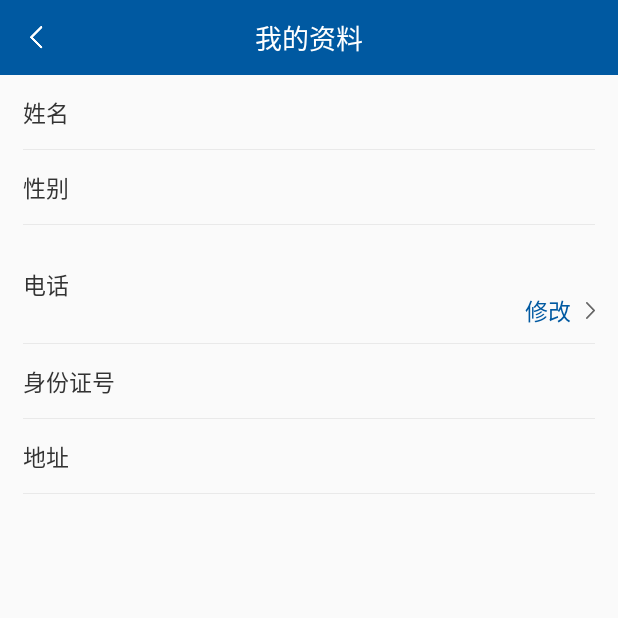
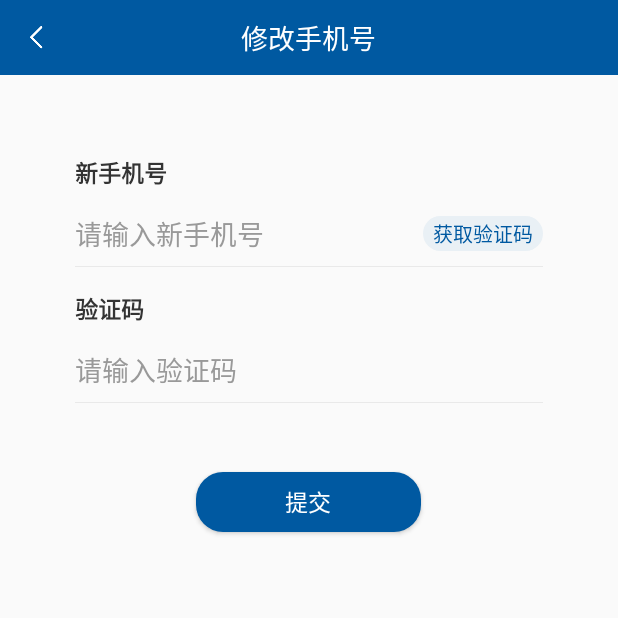
Before and after one commit to FordGT40/Passcode, an Android app: the MyProfileActivity screen opened directly, with no data from a screen before it, after a tap on "修改", on a phone screen of 412 x 824 dp, the top half of it. Run offline under Robolectric (Android 15) with nearby library versions, the phone set to English and light mode, and no system bars; libraries missing offline, so code that uses them is left out: com.lzy.okgo; Roboto replaces fonts that are not available here; 2 statements that could not run were skipped.

Commit message:
软键盘的遮盖解决

```diff
--- a/app/src/main/java/com/wisdom/passcode/ConstantUrl.kt
+++ b/app/src/main/java/com/wisdom/passcode/ConstantUrl.kt
@@ -63,6 +63,8 @@ class ConstantUrl {
         //        18. 扫码信息记录接口
         const val SCAN_LOG_URL = "/v1/scan/log"
 
+        //更新手机号
+        const val UPDATE_PHONE_URL = "/v1/user/updatePhone"
 
 
     }
--- a/app/src/main/java/com/wisdom/passcode/base/BaseActivity.java
+++ b/app/src/main/java/com/wisdom/passcode/base/BaseActivity.java
@@ -49,6 +49,8 @@ public abstract class BaseActivity extends FragmentActivity {
     protected void onCreate(Bundle savedInstanceState) {
         super.onCreate(savedInstanceState);
         getWindow().requestFeature(Window.FEATURE_CONTENT_TRANSITIONS);
+        //防止EditText被软键盘遮挡
+        getWindow().setSoftInputMode(WindowManager.LayoutParams.SOFT_INPUT_ADJUST_PAN);
         setlayoutIds();
         //沉浸式状态栏
         //当FitsSystemWindows设置 true 时，会在屏幕最上方预留出状态栏高度的 padding
@@ -63,7 +65,7 @@ public abstract class BaseActivity extends FragmentActivity {
 //            //这样半透明+白=灰, 状态栏的文字能看得清
 //            StatusBarUtil.setStatusBarColor(this,0x55000000);
 //        }
-        //
+
 
 
         context=this;
--- /dev/null
+++ b/app/src/main/java/com/wisdom/passcode/mine/activity/AlterPhoneActivity.kt
@@ -0,0 +1,30 @@
+package com.wisdom.passcode.mine.activity
+
+import com.wisdom.passcode.R
+import com.wisdom.passcode.base.BaseActivity
+import kotlinx.android.synthetic.main.activity_alter_phone.*
+
+class AlterPhoneActivity : BaseActivity() {
+
+
+
+    override fun initViews() {
+        setTitle(R.string.title_find_psw)
+        tv_get_code.setOnClickListener {
+//            if(checkedPhone()){
+//
+//            }
+        }
+    }
+
+//    private fun checkedPhone(): Boolean {
+//
+//    }
+
+
+    override fun setlayoutIds() {
+        setContentView(R.layout.activity_alter_phone)
+    }
+
+
+}
--- a/app/src/main/java/com/wisdom/passcode/mine/activity/MyProfileActivity.kt
+++ b/app/src/main/java/com/wisdom/passcode/mine/activity/MyProfileActivity.kt
@@ -15,6 +15,7 @@ import com.wisdom.passcode.util.httpUtil.callback.StringsCallback
 import kotlinx.android.synthetic.main.activity_my_profile.*
 import okhttp3.Call
 import okhttp3.Response
+import org.jetbrains.anko.startActivity
 import org.jetbrains.anko.toast
 import org.json.JSONObject
 
@@ -26,8 +27,7 @@ class MyProfileActivity : BaseActivity() {
         getUserInfo()
         //修改手机号点击事件
         tv_alter_phone.setOnClickListener {
-            //TODO  修改密码点击事件
-
+            startActivity<AlterPhoneActivity>()
         }
     }
 
--- /dev/null
+++ b/app/src/main/res/layout/activity_alter_phone.xml
@@ -0,0 +1,99 @@
+<?xml version="1.0" encoding="utf-8"?>
+<LinearLayout xmlns:android="http://schemas.android.com/apk/res/android"
+    xmlns:tools="http://schemas.android.com/tools"
+    android:layout_width="match_parent"
+    android:layout_height="match_parent"
+    android:orientation="vertical"
+    tools:context=".mine.activity.LoginActivity">
+
+    <include layout="@layout/head_title_bar" />
+
+    <FrameLayout
+        android:layout_width="match_parent"
+        android:layout_height="match_parent">
+
+        <LinearLayout
+            android:layout_width="match_parent"
+            android:layout_height="match_parent"
+            android:layout_marginLeft="@dimen/dp_50"
+            android:layout_marginRight="@dimen/dp_50"
+            android:orientation="vertical">
+
+            <TextView
+                android:layout_width="wrap_content"
+                android:layout_height="wrap_content"
+                android:layout_marginTop="@dimen/dp_53"
+                android:text="新手机号"
+                android:textColor="@color/textcolor"
+                android:textSize="@dimen/sp_15"
+                android:textStyle="bold" />
+            <RelativeLayout
+                android:layout_width="match_parent"
+                android:layout_marginTop="@dimen/dp_15"
+                android:layout_height="wrap_content">
+
+                <EditText
+                    android:id="@+id/et_phone"
+                    android:layout_width="match_parent"
+                    android:layout_height="wrap_content"
+                    android:background="@null"
+                    android:layout_centerVertical="true"
+                    android:hint="请输入新手机号"
+                    android:textColorHint="@color/ysf_grey_999999" />
+                <TextView
+                    android:layout_width="@dimen/dp_80"
+                    android:layout_height="@dimen/dp_23"
+                    android:background="@drawable/shape_circle_conner_blue_light3"
+                    android:layout_alignParentRight="true"
+                    android:layout_centerVertical="true"
+                    android:textSize="@dimen/sp_13"
+                    android:gravity="center"
+                    android:id="@+id/tv_get_code"
+                    android:textColor="@color/primary_blue"
+                    android:text="获取验证码"/>
+            </RelativeLayout>
+
+            <View
+                android:layout_width="match_parent"
+                android:layout_height="@dimen/dp_05"
+                android:layout_marginTop="@dimen/dp_8"
+                android:background="@color/ysf_grey_e9e9e9" />
+
+            <TextView
+                android:layout_width="wrap_content"
+                android:layout_height="wrap_content"
+                android:layout_marginTop="@dimen/dp_16"
+                android:text="验证码"
+                android:textColor="@color/textcolor"
+                android:textSize="@dimen/sp_15"
+                android:textStyle="bold" />
+            <EditText
+                android:layout_width="match_parent"
+                android:layout_height="wrap_content"
+                android:layout_marginTop="@dimen/dp_15"
+                android:background="@null"
+                android:hint="请输入验证码"
+                android:textColorHint="@color/ysf_grey_999999" />
+            <View
+                android:layout_width="match_parent"
+                android:layout_height="@dimen/dp_05"
+                android:layout_marginTop="@dimen/dp_8"
+                android:background="@color/ysf_grey_e9e9e9" />
+
+            <Button
+                android:id="@+id/btn_search"
+                android:layout_width="@dimen/dp_150"
+                android:layout_height="@dimen/dp_40"
+                android:layout_gravity="center_horizontal"
+                android:layout_marginTop="@dimen/dp_46"
+                android:layout_marginBottom="@dimen/dp_10"
+                android:background="@drawable/shape_circle_conner_blue_deep"
+                android:text="提交"
+                android:textColor="@color/white"
+                android:textSize="@dimen/sp_15" />
+
+
+
+        </LinearLayout>
+    </FrameLayout>
+</LinearLayout>
```
Also changed, not shown: app/src/main/AndroidManifest.xml (+10 -6 lines), app/src/main/java/com/wisdom/passcode/scanback/activity/ScanBackMainActivity.kt (+3 -4 lines), app/src/main/java/com/wisdom/passcode/util/KeyboardPatch.java (added, +87 -0 lines), app/src/main/res/layout/activity_scan_back_main.xml (+9 -4 lines).
